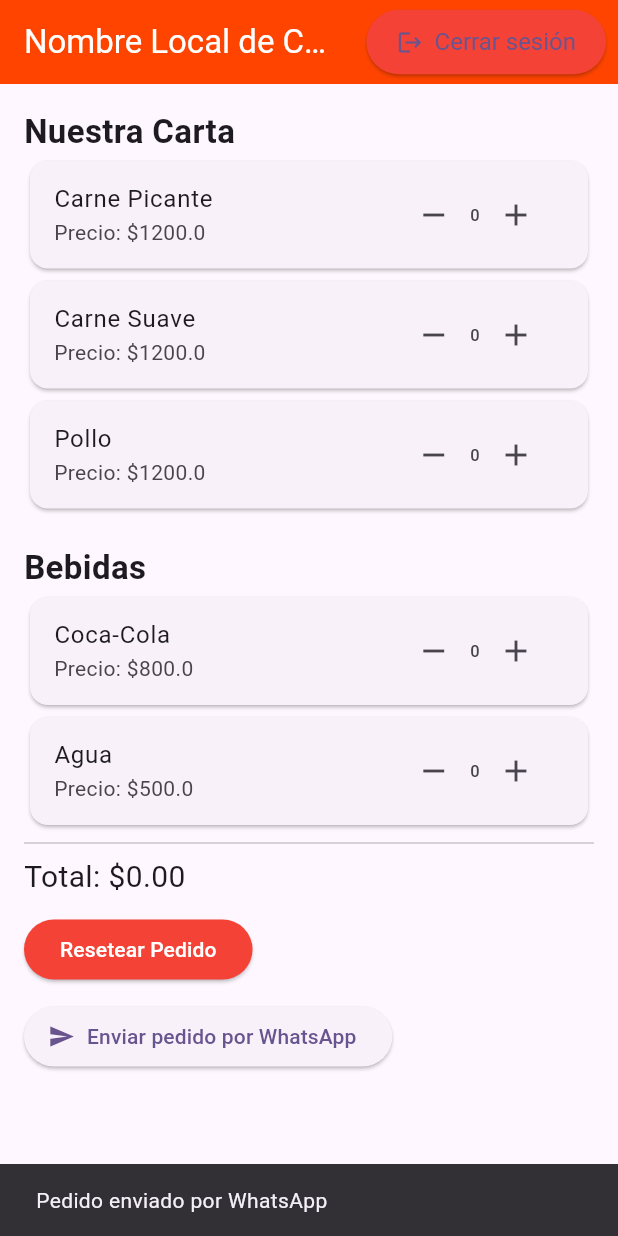
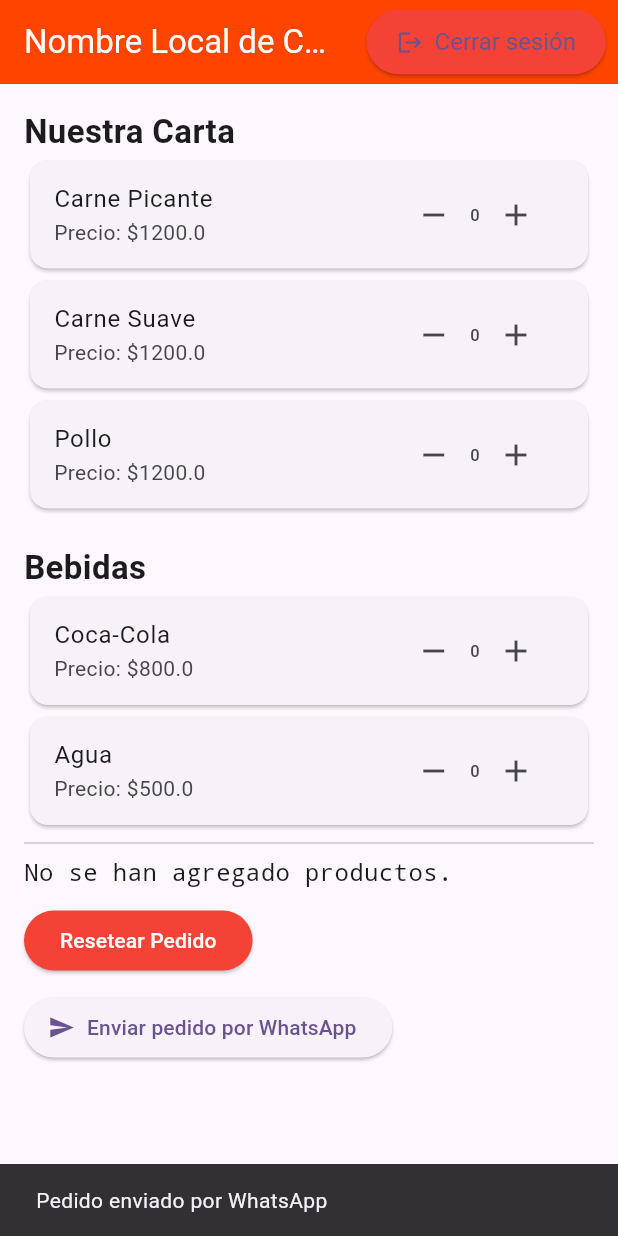
Before and after one commit to Marcktm/CartaDigital, a Flutter app: the screen it shows once a user with an empty profile is signed in, after a tap on "Enviar pedido por WhatsApp", on a phone screen of 412 x 824 dp. Run offline on Flutter 3.47's test engine with Material 3 defaults, Android fonts, the phone set to English and light mode, and no system bars; our stand-ins replace cloud_firestore, firebase_auth, firebase_core, google_sign_in; missing offline and left inert: gsheets; accounts and stored records are empty; key blocks and very long unbroken strings in the code were emptied for the run.

Commit message:
stratergtResumen

```diff
--- a/src/carta_digital/lib/providers/pedido_provider.dart
+++ b/src/carta_digital/lib/providers/pedido_provider.dart
@@ -4,6 +4,9 @@ import '../models/producto.dart';
 import '../services/pedido_service.dart';
 import '../services/whatsapp_service.dart';
 import '../models/producto_repository.dart';
+import '../strategies/resumen_strategy.dart';
+
+
 
 class PedidoProvider extends ChangeNotifier {
   final PedidoModel _pedido = PedidoModel();
@@ -14,6 +17,9 @@ class PedidoProvider extends ChangeNotifier {
   List<Producto> _bebidas = [];
   List<Producto> get empanadas => _empanadas;
   List<Producto> get bebidas => _bebidas;
+
+  ResumenStrategy _estrategiaResumen = ResumenWhatsappStrategy();
+
 
   Future<void> cargarProductos() async {
     _empanadas = await _repo.cargarPorCategoria('comida');
@@ -37,9 +43,8 @@ class PedidoProvider extends ChangeNotifier {
     notifyListeners();
   }
 
-  /// Esta función solo retorna si el envío fue exitoso.
   Future<bool> realizarPedido() async {
-    final servicio = PedidoService(_pedido);
+  final servicio = PedidoService(_pedido, _estrategiaResumen);
   final resumen = servicio.generarResumenTexto();
 
   try {
@@ -50,4 +55,17 @@ class PedidoProvider extends ChangeNotifier {
     return false;
   }
   }
+
+  void cambiarEstrategiaResumen(ResumenStrategy estrategia) {
+    _estrategiaResumen = estrategia;
+    notifyListeners();
   }
+
+  String obtenerResumen() {
+    final servicio = PedidoService(_pedido, _estrategiaResumen);
+    return servicio.generarResumenTexto();
+  }
+
+  ResumenStrategy get estrategiaResumen => _estrategiaResumen;
+
+}
--- a/src/carta_digital/lib/services/pedido_service.dart
+++ b/src/carta_digital/lib/services/pedido_service.dart
@@ -1,15 +1,20 @@
 import '../models/pedido_model.dart';
 import '../strategies/precio_strategy.dart';
+import '../strategies/resumen_strategy.dart';
+import '../models/producto.dart';
 
 enum TipoProducto { comida, bebida }
 
 class PedidoService {
   final PedidoModel _pedido;
+  ResumenStrategy _estrategiaResumen;
 
-  PedidoService(this._pedido);
+  PedidoService(this._pedido, [this._estrategiaResumen = const ResumenWhatsappStrategy()]);
+
+  PedidoModel get pedido => _pedido;
 
   /// 👇 Esta función encapsula el cálculo por producto con Strategy
-  double _calcularSubtotal(producto, cantidad) {
+  double _calcularSubtotal(Producto producto, int cantidad) {
     if (producto.categoria == "comida") {
       PrecioStrategy estrategia;
 
@@ -34,19 +39,16 @@ class PedidoService {
         .fold(0.0, (a, b) => a + b);
   }
 
-  /// Genera un resumen usando la misma lógica
+  /// Setter para cambiar la estrategia en tiempo de ejecución
+  void set estrategiaResumen(ResumenStrategy estrategia) {
+    _estrategiaResumen = estrategia;
+  }
+
+  /// Genera un resumen usando la estrategia actual
   String generarResumenTexto() {
-    if (_pedido.cantidades.isEmpty) {
-      return "No se han agregado productos al pedido.";
+    if (_estrategiaResumen == null) {
+      throw Exception('No se ha definido una estrategia para generar el resumen');
     }
-
-    final buffer = StringBuffer();
-    _pedido.cantidades.forEach((producto, cantidad) {
-      final subtotal = _calcularSubtotal(producto, cantidad);
-      buffer.writeln('${producto.nombre} x$cantidad - \$${subtotal.toStringAsFixed(2)}');
-    });
-
-    buffer.writeln('\nTotal: \$${calcularTotal().toStringAsFixed(2)}');
-    return buffer.toString();
+    return _estrategiaResumen.generarResumen(this);
   }
 }
--- /dev/null
+++ b/src/carta_digital/lib/strategies/resumen_strategy.dart
@@ -0,0 +1,48 @@
+import '../models/pedido_model.dart';
+import '../services/pedido_service.dart';
+
+/// Interfaz del patrón Strategy para generar resúmenes
+abstract class ResumenStrategy {
+  String generarResumen(PedidoService servicio);
+}
+
+/// Estrategia para mostrar el resumen dentro de la aplicación
+class ResumenAppStrategy implements ResumenStrategy {
+  const ResumenAppStrategy();
+
+  @override
+  String generarResumen(PedidoService servicio) {
+    final buffer = StringBuffer();
+    final pedido = servicio.pedido;
+
+    pedido.cantidades.forEach((producto, cantidad) {
+      buffer.writeln('✔️ ${producto.nombre} ($cantidad)');
+    });
+
+    buffer.writeln('\n🧾 Total: \$${servicio.calcularTotal().toStringAsFixed(2)}');
+    return buffer.toString();
+  }
+}
+
+/// Estrategia para generar un resumen estilo comanda de WhatsApp
+class ResumenWhatsappStrategy implements ResumenStrategy {
+  const ResumenWhatsappStrategy();
+
+  @override
+  String generarResumen(PedidoService servicio) {
+    final pedido = servicio.pedido;
+
+    if (pedido.cantidades.isEmpty) {
+      return "No se han agregado productos.";
+    }
+
+    final buffer = StringBuffer();
+    pedido.cantidades.forEach((producto, cantidad) {
+      final subtotal = producto.precio * cantidad;
+      buffer.writeln('${producto.nombre} x$cantidad - \$${subtotal.toStringAsFixed(2)}');
+    });
+
+    buffer.writeln('\nTotal: \$${servicio.calcularTotal().toStringAsFixed(2)}');
+    return buffer.toString();
+  }
+}
--- a/src/carta_digital/lib/widgets/resumen_pedido.dart
+++ b/src/carta_digital/lib/widgets/resumen_pedido.dart
@@ -5,14 +5,15 @@
 import 'package:carta_digital/widgets/realizar_pedido_button.dart';
 import 'package:carta_digital/widgets/resetear_pedido_button.dart';
 
-
 class ResumenPedido extends StatelessWidget {
   const ResumenPedido({super.key});
 
   @override
   Widget build(BuildContext context) {
-    final pedido = context.watch<PedidoProvider>().pedido;
-    final servicio = PedidoService(pedido);
+    final provider = context.watch<PedidoProvider>();
+    final pedido = provider.pedido;
+    final estrategia = provider.estrategiaResumen;
+    final servicio = PedidoService(pedido, estrategia);
 
     return botonesFinal(servicio);
   }
@@ -21,9 +22,13 @@
     return Column(
       crossAxisAlignment: CrossAxisAlignment.start,
       children: [
+        // ✅ Texto generado por la estrategia
         Text(
-        "Total: \$${servicio.calcularTotal().toStringAsFixed(2)}",
-        style: const TextStyle(fontSize: 20),
+          servicio.generarResumenTexto(),
+          style: const TextStyle(
+            fontSize: 16,
+            fontFamily: 'monospace', // opcional, para estilo tipo ticket/comanda
+          ),
         ),
         const SizedBox(height: 10),
         const ResetearPedidoButton(),
```
Lines whose indentation alone changed are shown as unchanged.
